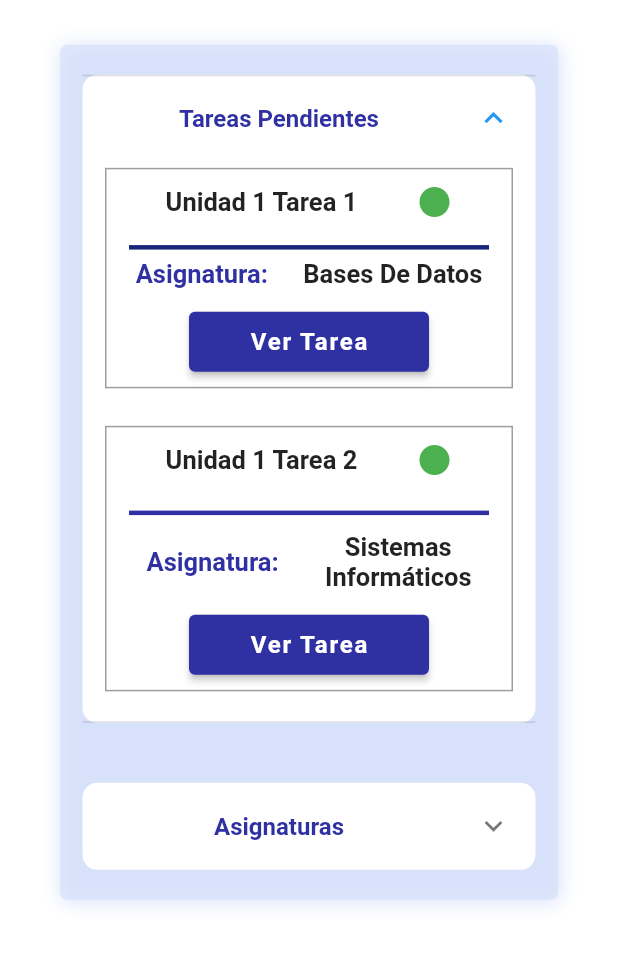
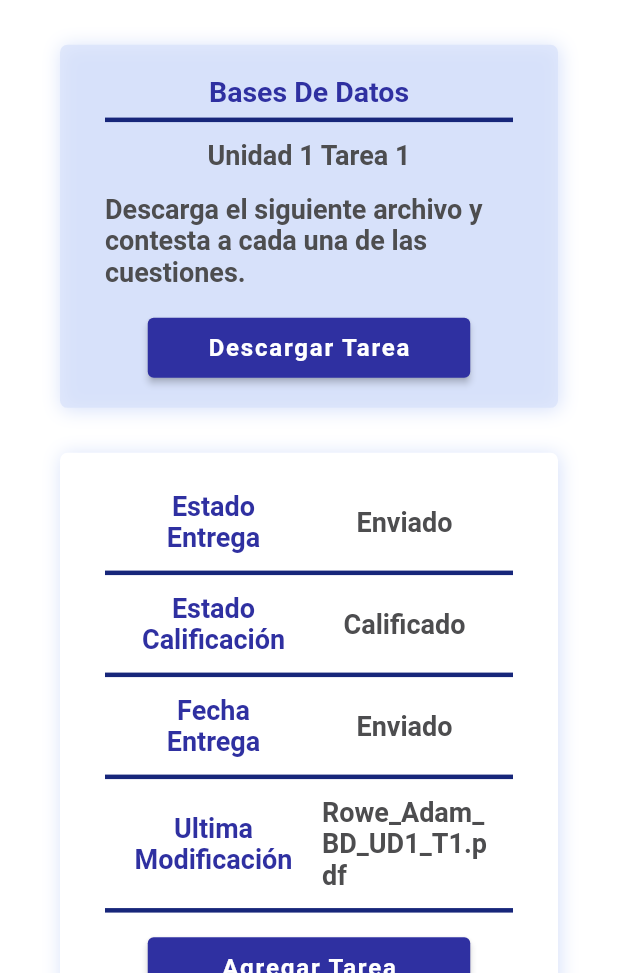
Before and after one commit to shistastic/CesurCampusOnline, a Flutter app: the StudentHome screen opened by its route, after a tap on "Tareas Pendientes", after a tap on "Ver Tarea", on a phone screen of 412 x 824 dp, the part 263-1236 px from its top. Run offline on Flutter 3.47's test engine with Material 2 defaults, Android fonts, the phone set to English and light mode, and no system bars; our stand-ins replace sqflite; accounts and stored records are empty.

Commit message:
Subject and Content Screens Added

```diff
--- a/lib/data/http_calls.dart
+++ b/lib/data/http_calls.dart
@@ -3,7 +3,7 @@ import 'dart:convert';
 import 'package:http/http.dart' as http;
 
 class ApiEndpoints {
-  static const url = '192.168.18.3:8000';
+  static const url = '10.0.0.129:8000';
   static const login = 'login/';
   static const addStudent = 'addstudent/';
   static const addTeacher = 'addteacher/';
--- /dev/null
+++ b/lib/screens/content.dart
@@ -0,0 +1,341 @@
+import 'package:cesurcampusonline/data/constants.dart';
+import 'package:cesurcampusonline/screens/module_payment.dart';
+import 'package:cesurcampusonline/widgets/appBar.dart';
+import 'package:cesurcampusonline/widgets/campus_drawer.dart';
+import 'package:flutter/gestures.dart';
+import 'package:flutter/material.dart';
+
+
+class UserContent extends StatefulWidget {
+
+  @override
+  _UserContentState createState() => _UserContentState();
+}
+
+class _UserContentState extends State<UserContent> {
+  @override
+  Widget _buildBody(){
+    return Container(
+      color: Colors.white,
+      child: ListView(
+        children: [
+          Padding(
+            padding: EdgeInsets.symmetric(vertical: 30, horizontal: 50),
+            child: Container(
+                child: Image.asset('assets/images/Cesur - Complete Logo.png')
+            ),
+          ),
+          Padding(
+            padding: EdgeInsets.symmetric(horizontal: 40),
+            child: Container(
+              decoration: BoxDecoration(
+                color: CustomColors.bgLightBlue.withOpacity(0.7),
+                boxShadow: <BoxShadow>[
+                  BoxShadow(
+                    color: CustomColors.almostWhite,
+                    blurRadius: 10.0,
+                    offset: Offset(1.0, 1.0),
+                  ),
+                ],
+                borderRadius: BorderRadius.all(
+                  Radius.circular(5),
+                ),
+              ),
+              child: Column(
+                children: [
+                  Container(
+                    width: double.maxFinite,
+                    child: Padding(
+                      padding: EdgeInsets.symmetric(vertical: 20, horizontal: 30),
+                      child: Column(
+                        children: <Widget>[
+                          Text('Bases De Datos',
+                            style: TextStyle(
+                              color: CustomColors.darkBlue,
+                              fontWeight: FontWeight.bold,
+                              fontSize: 19,
+                            ),
+                            textAlign: TextAlign.left,
+                          ),
+                          Divider(
+                            color: CustomColors.barsDarkBlue,
+                            thickness: 3,
+                          ),
+                          Padding(
+                            padding: EdgeInsets.symmetric(vertical: 5),
+                            child: Text('Unidad 1 Tarea 1',
+                              style: TextStyle(
+                                color: CustomColors.darkGrey,
+                                fontWeight: FontWeight.bold,
+                                fontSize: 18,
+                              ),
+                              textAlign: TextAlign.left,
+                            ),
+                          ),
+                          Padding(
+                            padding: EdgeInsets.symmetric(vertical: 10),
+                            child: Text('Descarga el siguiente archivo y contesta a cada una de las cuestiones.',
+                              style: TextStyle(
+                                color: CustomColors.darkGrey,
+                                fontWeight: FontWeight.bold,
+                                fontSize: 18,
+                              ),
+                              textAlign: TextAlign.left,
+                            ),
+                          ),
+                          Padding(
+                            padding: const EdgeInsets.fromLTRB(10, 10.0, 10, 0.0),
+                            child: Center(
+                              child: Container(
+                                width: 215,
+                                height: 40,
+                                child: ElevatedButton(
+                                  style: ButtonStyle(
+                                    backgroundColor: MaterialStateProperty.all(CustomColors.darkBlue,
+                                    ),
+                                  ),
+                                  onPressed: ()  async {
+
+                                  },
+                                  child: Text('Descargar Tarea',
+                                    style: TextStyle(
+                                      color: Colors.white,
+                                      letterSpacing: 1.2,
+                                      fontWeight: FontWeight.bold,
+                                      fontSize: 16.0,
+                                    ),
+                                  ),
+                                ),
+                              ),
+                            ),
+                          ),
+                        ],
+                       ),
+                    ),
+                  ),
+                ],
+              ),
+            ),
+          ),
+          Padding(
+            padding: EdgeInsets.symmetric(vertical: 30, horizontal: 40),
+            child: Container(
+              decoration: BoxDecoration(
+                color: Colors.white,
+                boxShadow: <BoxShadow>[
+                  BoxShadow(
+                    color: CustomColors.almostWhite,
+                    blurRadius: 10.0,
+                    offset: Offset(1.0, 1.0),
+                  ),
+                ],
+                borderRadius: BorderRadius.all(
+                  Radius.circular(5),
+                ),
+              ),
+              child: Column(
+                children: [
+                  Container(
+                    width: double.maxFinite,
+                    child: Padding(
+                      padding: EdgeInsets.symmetric(vertical: 20, horizontal: 30),
+                      child: Column(
+                        children: <Widget>[
+                          Row(
+                            mainAxisAlignment: MainAxisAlignment.spaceEvenly,
+                            children: [
+                              Padding(
+                                padding: EdgeInsets.symmetric(vertical: 5),
+                                child: Container(
+                                  width: 110,
+                                  child: Text('Estado Entrega',
+                                    style: TextStyle(
+                                      color: CustomColors.darkBlue,
+                                      fontWeight: FontWeight.bold,
+                                      fontSize: 18,
+                                    ),
+                                    textAlign: TextAlign.center,
+                                  ),
+                                ),
+                              ),
+                              Padding(
+                                padding: EdgeInsets.symmetric(vertical: 5),
+                                child: Container(
+                                  width: 110,
+                                  child: Text('Enviado',
+                                    style: TextStyle(
+                                      color: CustomColors.darkGrey,
+                                      fontWeight: FontWeight.bold,
+                                      fontSize: 18,
+                                    ),
+                                    textAlign: TextAlign.center,
+                                  ),
+                                ),
+                              ),
+                            ],
+                          ),
+                          Divider(
+                            color: CustomColors.barsDarkBlue,
+                            thickness: 3,
+                          ),
+                          Row(
+                            mainAxisAlignment: MainAxisAlignment.spaceEvenly,
+                            children: [
+                              Padding(
+                                padding: EdgeInsets.symmetric(vertical: 5),
+                                child: Container(
+                                  width: 110,
+                                  child: Text('Estado Calificación',
+                                    style: TextStyle(
+                                      color: CustomColors.darkBlue,
+                                      fontWeight: FontWeight.bold,
+                                      fontSize: 18,
+                                    ),
+                                    textAlign: TextAlign.center,
+                                  ),
+                                ),
+                              ),
+                              Padding(
+                                padding: EdgeInsets.symmetric(vertical: 5),
+                                child: Container(
+                                  width: 110,
+                                  child: Text('Calificado',
+                                    style: TextStyle(
+                                      color: CustomColors.darkGrey,
+                                      fontWeight: FontWeight.bold,
+                                      fontSize: 18,
+                                    ),
+                                    textAlign: TextAlign.center,
+                                  ),
+                                ),
+                              ),
+                            ],
+                          ),
+                          Divider(
+                            color: CustomColors.barsDarkBlue,
+                            thickness: 3,
+                          ),
+                          Row(
+                            mainAxisAlignment: MainAxisAlignment.spaceEvenly,
+                            children: [
+                              Padding(
+                                padding: EdgeInsets.symmetric(vertical: 5),
+                                child: Container(
+                                  width: 110,
+                                  child: Text('Fecha Entrega',
+                                    style: TextStyle(
+                                      color: CustomColors.darkBlue,
+                                      fontWeight: FontWeight.bold,
+                                      fontSize: 18,
+                                    ),
+                                    textAlign: TextAlign.center,
+                                  ),
+                                ),
+                              ),
+                              Padding(
+                                padding: EdgeInsets.symmetric(vertical: 5),
+                                child: Container(
+                                  width: 110,
+                                  child: Text('Enviado',
+                                    style: TextStyle(
+                                      color: CustomColors.darkGrey,
+                                      fontWeight: FontWeight.bold,
+                                      fontSize: 18,
+                                    ),
+                                    textAlign: TextAlign.center,
+                                  ),
+                                ),
+                              ),
+                            ],
+                          ),
+                          Divider(
+                            color: CustomColors.barsDarkBlue,
+                            thickness: 3,
+                          ),
+                          Row(
+                            mainAxisAlignment: MainAxisAlignment.spaceEvenly,
+                            children: [
+                              Padding(
+                                padding: EdgeInsets.symmetric(vertical: 5),
+                                child: Container(
+                                  width: 110,
+                                  child: Text('Ultima Modificación',
+                                    style: TextStyle(
+                                      color: CustomColors.darkBlue,
+                                      fontWeight: FontWeight.bold,
+                                      fontSize: 18,
+                                    ),
+                                    textAlign: TextAlign.center,
+                                  ),
+                                ),
+                              ),
+                              Padding(
+                                padding: EdgeInsets.symmetric(vertical: 5),
+                                child: Container(
+                                  width: 110,
+                                  child: Text('Rowe_Adam_BD_UD1_T1.pdf',
+                                    style: TextStyle(
+                                      color: CustomColors.darkGrey,
+                                      fontWeight: FontWeight.bold,
+                                      fontSize: 18,
+                                    ),
+                                    textAlign: TextAlign.left,
+                                  ),
+                                ),
+                              ),
+                            ],
+                          ),
+                          Divider(
+                            color: CustomColors.barsDarkBlue,
+                            thickness: 3,
+                          ),
+                          Padding(
+                            padding: const EdgeInsets.fromLTRB(10, 10.0, 10, 0.0),
+                            child: Center(
+                              child: Container(
+                                width: 215,
+                                height: 40,
+                                child: ElevatedButton(
+                                  style: ButtonStyle(
+                                    backgroundColor: MaterialStateProperty.all(CustomColors.darkBlue,
+                                    ),
+                                  ),
+                                  onPressed: ()  async {
+
+                                  },
+                                  child: Text('Agregar Tarea',
+                                    style: TextStyle(
+                                      color: Colors.white,
+                                      letterSpacing: 1.2,
+                                      fontWeight: FontWeight.bold,
+                                      fontSize: 16.0,
+                                    ),
+                                  ),
+                                ),
+                              ),
+                            ),
+                          ),
+                        ],
+                      ),
+                    ),
+                  ),
+                ],
+              ),
+            ),
+          ),
+        ],
+      ),
+    );
+  }
+
+  @override
+  Widget build(BuildContext context) {
+    return Scaffold(
+      drawer: SafeArea(
+        child: CampusDrawer(),
+      ),
+      appBar: CampusAppBar(),
+      body: _buildBody(),
+    );
+  }
+}
--- a/lib/screens/student_home.dart
+++ b/lib/screens/student_home.dart
@@ -1,5 +1,7 @@
 import 'package:cesurcampusonline/data/constants.dart';
 import 'package:cesurcampusonline/screens/module_payment.dart';
+import 'package:cesurcampusonline/screens/content.dart';
+import 'package:cesurcampusonline/screens/subject.dart';
 import 'package:cesurcampusonline/widgets/appBar.dart';
 import 'package:cesurcampusonline/widgets/campus_drawer.dart';
 import 'package:flutter/gestures.dart';
@@ -129,7 +131,8 @@ class _StudentHomeState extends State<StudentHome> {
                                             ),
                                           ),
                                           onPressed: ()  async {
-
+                                            await Navigator.of(context).push(MaterialPageRoute(
+                                                builder: (_) => UserContent()));
                                           },
                                           child: Text(
                                             'Ver Tarea',
@@ -257,7 +260,12 @@ class _StudentHomeState extends State<StudentHome> {
                           textAlign: TextAlign.center,
                         ),
                         children: [
-                          Padding(
+                          GestureDetector(
+                            onTap: () async {
+                              await Navigator.of(context).push(MaterialPageRoute(
+                                  builder: (_) => SubjectInfo()));
+                            },
+                            child: Padding(
                               padding: EdgeInsets.symmetric(vertical: 5, horizontal: 15),
                               child: Container(
                                 width: double.maxFinite,
@@ -281,8 +289,10 @@ class _StudentHomeState extends State<StudentHome> {
                                         style: TextStyle(
                                           fontWeight: FontWeight.bold,
                                           fontSize: 17,
-                                      ),),
+                                        ),
+                                      ),
                                     ],
+                                  ),
                                 ),
                               ),
                             ),
```
Also changed, not shown: lib/screens/login.dart (+9 -12 lines), lib/screens/subject.dart (added, +248 -0 lines), lib/widgets/campus_drawer.dart (+5 -2 lines), lib/widgets/loading_button.dart (added, +100 -0 lines). Lines whose indentation alone changed are shown as unchanged.
